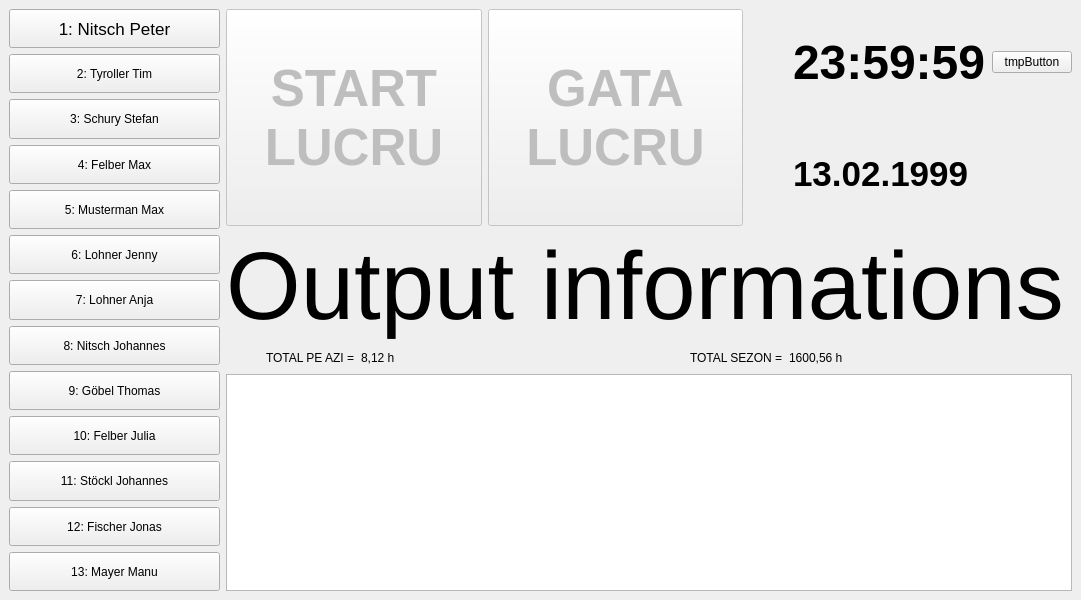
NitsPete/TimeStampTracker, file mainwindow.ui: the form before one commit.
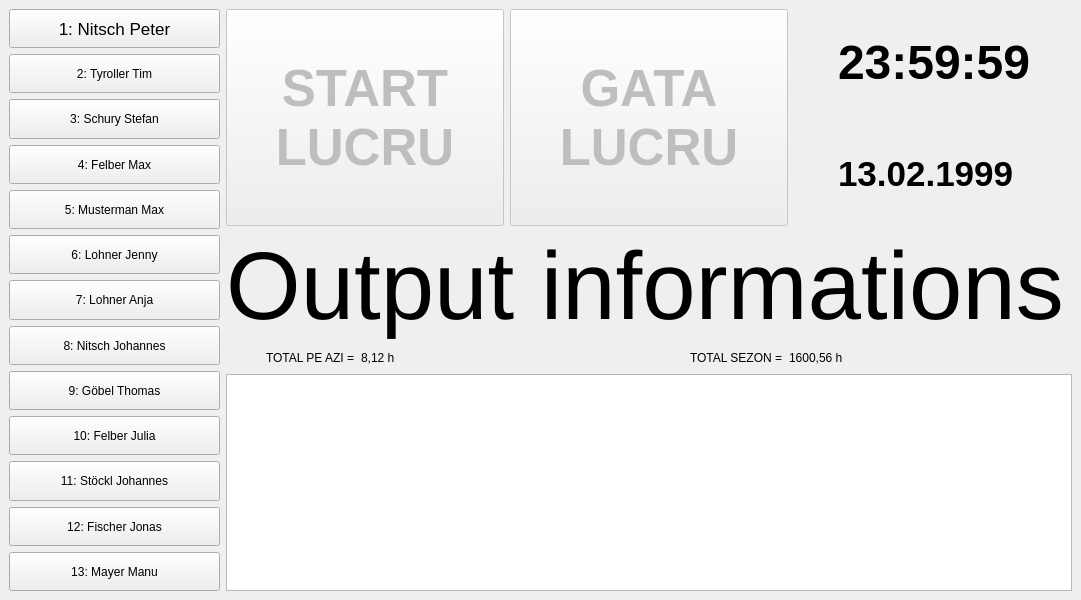
The form after the commit. Icons and pictures are not drawn.

Commit message: Auto sync with database

Diff of the .ui file:
```diff
--- a/mainwindow.ui
+++ b/mainwindow.ui
@@ -262,7 +262,7 @@
         <item>
          <layout class="QVBoxLayout" name="verticalLayout_dateTime" stretch="1,1">
           <item>
-           <layout class="QHBoxLayout" name="horizontalLayout_time" stretch="0,0,0">
+           <layout class="QHBoxLayout" name="horizontalLayout_time" stretch="0,0">
             <item>
              <widget class="QLabel" name="label_timeIcon">
               <property name="sizePolicy">
@@ -319,13 +319,6 @@
               </property>
              </widget>
             </item>
-            <item>
-             <widget class="QPushButton" name="tmpButton">
-              <property name="text">
-               <string>tmpButton</string>
-              </property>
-             </widget>
-            </item>
            </layout>
           </item>
           <item>
```
The commit also changes 2 other files.
